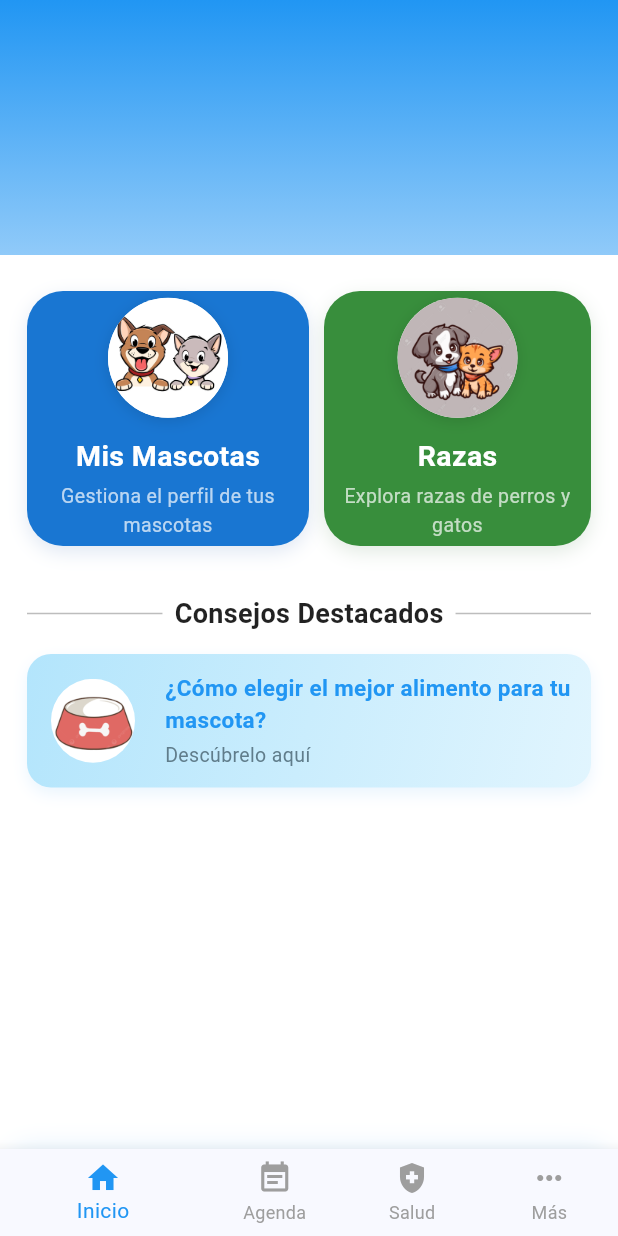
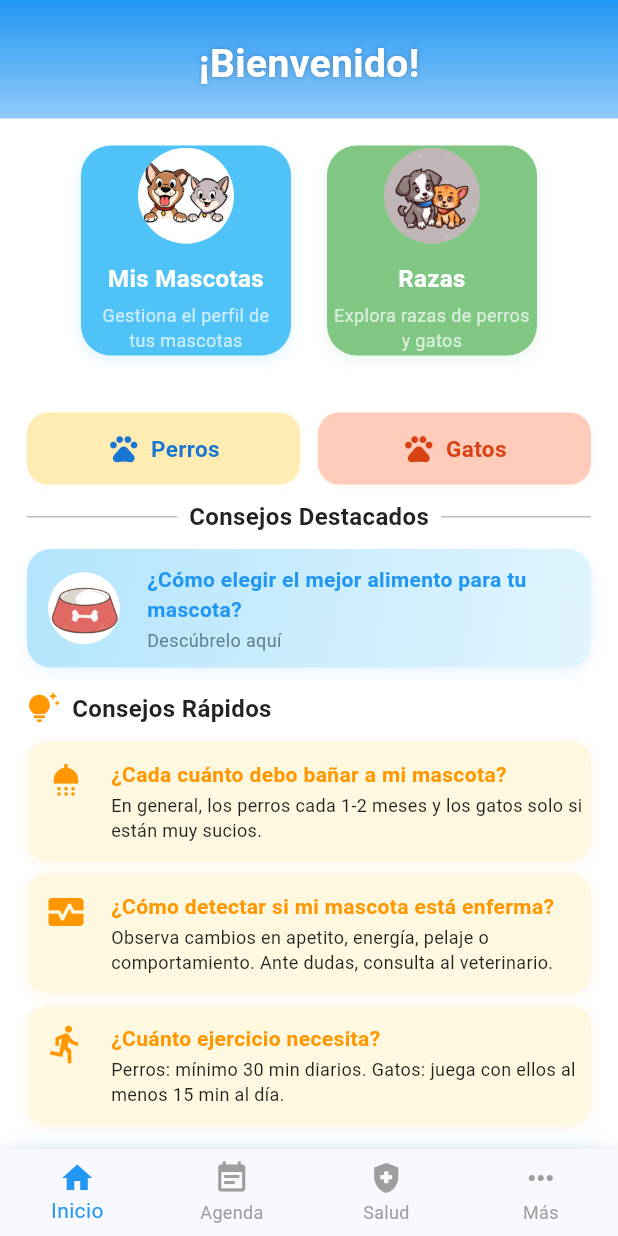
Before and after one commit to bassamasfur/MascotaApp, a Flutter app: the screen it shows after launch, on a phone screen of 412 x 824 dp. Run offline on Flutter 3.47's test engine with Material 3 defaults, Android fonts, the phone set to English and light mode, and no system bars; our stand-ins replace image_picker, shared_preferences.

Commit message:
fix: mover _QuickTipCard fuera de _HomeCard y limpiar estructura de clases en welcome_screen.dart

```diff
--- a/lib/welcome_screen.dart
+++ b/lib/welcome_screen.dart
@@ -10,13 +10,16 @@ class WelcomeScreen extends StatelessWidget {
       body: SafeArea(
         child: SingleChildScrollView(
           child: Column(
-            mainAxisSize: MainAxisSize.min,
             crossAxisAlignment: CrossAxisAlignment.stretch,
             children: [
-              // Fondo decorativo superior
+              // Header compacto y moderno
               Container(
-                height: 170,
-                width: double.infinity,
+                padding: const EdgeInsets.only(
+                  top: 24,
+                  left: 0,
+                  right: 0,
+                  bottom: 18,
+                ),
                 decoration: const BoxDecoration(
                   gradient: LinearGradient(
                     begin: Alignment.topCenter,
@@ -24,162 +27,79 @@ class WelcomeScreen extends StatelessWidget {
                     colors: [Color(0xFF2196F3), Color(0xFF90CAF9)],
                   ),
                 ),
-                child: Column(
-                  mainAxisAlignment: MainAxisAlignment.center,
-                  children: [const SizedBox(height: 32)],
+                child: Center(
+                  child: Text(
+                    '¡Bienvenido!',
+                    style: TextStyle(
+                      fontSize: 26,
+                      fontWeight: FontWeight.bold,
+                      color: Colors.white,
+                      shadows: [Shadow(color: Colors.black26, blurRadius: 4)],
+                    ),
+                  ),
                 ),
               ),
-              const SizedBox(height: 24),
+              const SizedBox(height: 18),
+              // Accesos rápidos
+              Row(
+                mainAxisAlignment: MainAxisAlignment.center,
+                children: [
+                  _HomeCard(
+                    title: 'Mis Mascotas',
+                    subtitle: 'Gestiona el perfil de tus mascotas',
+                    color: Color(0xFF4FC3F7),
+                    image: 'assets/icons/cat.png',
+                    onTap: () => Navigator.pushNamed(context, '/pets'),
+                    cardWidth: 140,
+                    cardHeight: 140,
+                    imageSize: 64,
+                  ),
+                  const SizedBox(width: 20),
+                  _HomeCard(
+                    title: 'Razas',
+                    subtitle: 'Explora razas de perros y gatos',
+                    color: Color(0xFF81C784),
+                    image: 'assets/icons/dog.png',
+                    onTap: () => Navigator.pushNamed(context, '/breeds'),
+                    cardWidth: 140,
+                    cardHeight: 140,
+                    imageSize: 64,
+                  ),
+                ],
+              ),
+              const SizedBox(height: 28),
+              // Botones de especie
               Padding(
-                padding: const EdgeInsets.symmetric(horizontal: 18.0),
+                padding: const EdgeInsets.symmetric(
+                  horizontal: 18,
+                  vertical: 10,
+                ),
                 child: Row(
                   children: [
-                    Expanded(
-                      child: GestureDetector(
-                        onTap: () => Navigator.pushNamed(context, '/pets'),
-                        child: Container(
-                          height: 170,
-                          decoration: BoxDecoration(
-                            color: Colors.blue.shade700,
-                            borderRadius: BorderRadius.circular(24),
-                            boxShadow: [
-                              BoxShadow(
-                                color: Colors.blue.shade900.withAlpha(
-                                  (0.13 * 255).toInt(),
-                                ),
-                                blurRadius: 10,
-                                offset: const Offset(0, 4),
-                              ),
-                            ],
-                          ),
-                          child: Column(
-                            mainAxisAlignment: MainAxisAlignment.center,
-                            children: [
-                              Container(
-                                decoration: BoxDecoration(
-                                  shape: BoxShape.circle,
-                                  color: Colors.white,
-                                  boxShadow: [
-                                    BoxShadow(
-                                      color: Colors.black12,
-                                      blurRadius: 8,
-                                      offset: const Offset(0, 2),
-                                    ),
-                                  ],
-                                ),
-                                child: ClipOval(
-                                  child: Image.asset(
-                                    'assets/icons/cat.png',
-                                    width: 80,
-                                    height: 80,
-                                    fit: BoxFit.contain,
-                                  ),
-                                ),
-                              ),
-                              const SizedBox(height: 12),
-                              Text(
-                                'Mis Mascotas',
-                                style: TextStyle(
-                                  fontWeight: FontWeight.bold,
-                                  color: Colors.white,
-                                  fontSize: 19,
-                                ),
-                              ),
-                              const SizedBox(height: 4),
-                              Padding(
-                                padding: EdgeInsets.symmetric(horizontal: 8.0),
-                                child: Text(
-                                  'Gestiona el perfil de tus mascotas',
-                                  style: TextStyle(
-                                    color: Colors.white70,
-                                    fontSize: 13,
-                                  ),
-                                  textAlign: TextAlign.center,
-                                  maxLines: 2,
-                                  overflow: TextOverflow.ellipsis,
-                                ),
-                              ),
-                            ],
-                          ),
-                        ),
-                      ),
+                    _SpeciesButton(
+                      icon: Icons.pets,
+                      label: 'Perros',
+                      color: Color(0xFFFFECB3),
+                      textColor: Color(0xFF1976D2),
+                      onTap: () {},
                     ),
-                    Expanded(
-                      child: GestureDetector(
-                        onTap: () => Navigator.pushNamed(context, '/breeds'),
-                        child: Container(
-                          height: 170,
-                          margin: const EdgeInsets.only(left: 10),
-                          decoration: BoxDecoration(
-                            color: Colors.green.shade700,
-                            borderRadius: BorderRadius.circular(24),
-                            boxShadow: [
-                              BoxShadow(
-                                color: Colors.green.shade900.withOpacity(0.13),
-                                blurRadius: 10,
-                                offset: const Offset(0, 4),
-                              ),
-                            ],
-                          ),
-                          child: Column(
-                            mainAxisAlignment: MainAxisAlignment.center,
-                            children: [
-                              Container(
-                                decoration: BoxDecoration(
-                                  shape: BoxShape.circle,
-                                  color: Colors.white,
-                                  boxShadow: [
-                                    BoxShadow(
-                                      color: Colors.black12,
-                                      blurRadius: 8,
-                                      offset: const Offset(0, 2),
-                                    ),
-                                  ],
-                                ),
-                                child: ClipOval(
-                                  child: Image.asset(
-                                    'assets/icons/dog.png',
-                                    width: 80,
-                                    height: 80,
-                                    fit: BoxFit.contain,
-                                  ),
-                                ),
-                              ),
-                              const SizedBox(height: 12),
-                              Text(
-                                'Razas',
-                                style: TextStyle(
-                                  fontWeight: FontWeight.bold,
-                                  color: Colors.white,
-                                  fontSize: 19,
-                                ),
-                              ),
-                              const SizedBox(height: 4),
-                              Padding(
-                                padding: EdgeInsets.symmetric(horizontal: 8.0),
-                                child: Text(
-                                  'Explora razas de perros y gatos',
-                                  style: TextStyle(
-                                    color: Colors.white70,
-                                    fontSize: 13,
-                                  ),
-                                  textAlign: TextAlign.center,
-                                  maxLines: 2,
-                                  overflow: TextOverflow.ellipsis,
-                                ),
-                              ),
-                            ],
-                          ),
-                        ),
-                      ),
+                    const SizedBox(width: 12),
+                    _SpeciesButton(
+                      icon: Icons.pets,
+                      label: 'Gatos',
+                      color: Color(0xFFFFCCBC),
+                      textColor: Color(0xFFD84315),
+                      onTap: () {},
                     ),
                   ],
                 ),
               ),
-              const SizedBox(height: 32),
-              // Consejos destacados (puedes personalizar o eliminar)
+              // Consejos destacados
               Padding(
-                padding: const EdgeInsets.symmetric(horizontal: 18.0),
+                padding: const EdgeInsets.symmetric(
+                  horizontal: 18.0,
+                  vertical: 0,
+                ),
                 child: Column(
                   crossAxisAlignment: CrossAxisAlignment.start,
                   children: [
@@ -195,7 +115,7 @@ class WelcomeScreen extends StatelessWidget {
                         Text(
                           'Consejos Destacados',
                           style: TextStyle(
-                            fontSize: 18,
+                            fontSize: 16,
                             fontWeight: FontWeight.bold,
                             color: Colors.black87,
                           ),
@@ -209,7 +129,7 @@ class WelcomeScreen extends StatelessWidget {
                         ),
                       ],
                     ),
-                    const SizedBox(height: 14),
+                    const SizedBox(height: 10),
                     Container(
                       width: double.infinity,
                       decoration: BoxDecoration(
@@ -232,12 +152,12 @@ class WelcomeScreen extends StatelessWidget {
                       child: Row(
                         children: [
                           Padding(
-                            padding: const EdgeInsets.all(16.0),
+                            padding: const EdgeInsets.all(14.0),
                             child: ClipOval(
                               child: Image.asset(
                                 'assets/icons/bowl.png',
-                                width: 56,
-                                height: 56,
+                                width: 48,
+                                height: 48,
                                 fit: BoxFit.contain,
                               ),
                             ),
@@ -245,7 +165,7 @@ class WelcomeScreen extends StatelessWidget {
                           Expanded(
                             child: Padding(
                               padding: const EdgeInsets.symmetric(
-                                vertical: 12.0,
+                                vertical: 10.0,
                                 horizontal: 4.0,
                               ),
                               child: Column(
@@ -255,16 +175,16 @@ class WelcomeScreen extends StatelessWidget {
                                     '¿Cómo elegir el mejor alimento para tu mascota?',
                                     style: TextStyle(
                                       fontWeight: FontWeight.bold,
-                                      fontSize: 15,
+                                      fontSize: 14,
                                       color: Colors.blue,
                                     ),
                                   ),
-                                  SizedBox(height: 4),
+                                  SizedBox(height: 2),
                                   Text(
                                     'Descúbrelo aquí',
                                     style: TextStyle(
                                       color: Colors.blueGrey,
-                                      fontSize: 13,
+                                      fontSize: 12,
                                     ),
                                   ),
                                 ],
@@ -277,7 +197,59 @@ class WelcomeScreen extends StatelessWidget {
                   ],
                 ),
               ),
-              const SizedBox(height: 32),
+              const SizedBox(height: 16),
+
+              // Consejos rápidos para el cuidado
+              Padding(
+                padding: const EdgeInsets.symmetric(
+                  horizontal: 18.0,
+                  vertical: 0,
+                ),
+                child: Column(
+                  crossAxisAlignment: CrossAxisAlignment.start,
+                  children: [
+                    Row(
+                      children: const [
+                        Icon(
+                          Icons.tips_and_updates,
+                          color: Colors.orange,
+                          size: 22,
+                        ),
+                        SizedBox(width: 8),
+                        Text(
+                          'Consejos Rápidos',
+                          style: TextStyle(
+                            fontSize: 16,
+                            fontWeight: FontWeight.bold,
+                            color: Colors.black87,
+                          ),
+                        ),
+                      ],
+                    ),
+                    const SizedBox(height: 10),
+                    _QuickTipCard(
+                      icon: Icons.shower,
+                      title: '¿Cada cuánto debo bañar a mi mascota?',
+                      tip:
+                          'En general, los perros cada 1-2 meses y los gatos solo si están muy sucios.',
+                    ),
+                    const SizedBox(height: 8),
+                    _QuickTipCard(
+                      icon: Icons.monitor_heart,
+                      title: '¿Cómo detectar si mi mascota está enferma?',
+                      tip:
+                          'Observa cambios en apetito, energía, pelaje o comportamiento. Ante dudas, consulta al veterinario.',
+                    ),
+                    const SizedBox(height: 8),
+                    _QuickTipCard(
+                      icon: Icons.directions_run,
+                      title: '¿Cuánto ejercicio necesita?',
+                      tip:
+                          'Perros: mínimo 30 min diarios. Gatos: juega con ellos al menos 15 min al día.',
+                    ),
+                  ],
+                ),
+              ),
             ],
           ),
         ),
@@ -300,6 +272,7 @@ class WelcomeScreen extends StatelessWidget {
         child: BottomNavigationBar(
           currentIndex: 0,
           onTap: (index) {},
+          type: BottomNavigationBarType.fixed,
           items: const [
             BottomNavigationBarItem(icon: Icon(Icons.home), label: 'Inicio'),
             BottomNavigationBarItem(
@@ -320,3 +293,200 @@ class WelcomeScreen extends StatelessWidget {
     );
   }
 }
+
+// Tarjeta principal de acceso rápido
+class _HomeCard extends StatelessWidget {
+  final String title;
+  final String subtitle;
+  final Color color;
+  final String image;
+  final VoidCallback onTap;
+  final double cardWidth;
+  final double cardHeight;
+  final double imageSize;
+  const _HomeCard({
+    required this.title,
+    required this.subtitle,
+    required this.color,
+    required this.image,
+    required this.onTap,
+    this.cardWidth = 110,
+    this.cardHeight = 110,
+    this.imageSize = 48,
+  });
+
+  @override
+  Widget build(BuildContext context) {
+    return GestureDetector(
+      onTap: onTap,
+      child: Container(
+        width: cardWidth,
+        height: cardHeight,
+        margin: const EdgeInsets.symmetric(horizontal: 2),
+        decoration: BoxDecoration(
+          color: color,
+          borderRadius: BorderRadius.circular(20),
+          boxShadow: [
+            BoxShadow(
+              color: color.withAlpha((0.18 * 255).toInt()),
+              blurRadius: 8,
+              offset: const Offset(0, 3),
+            ),
+          ],
+        ),
+        child: Column(
+          mainAxisAlignment: MainAxisAlignment.center,
+          children: [
+            ClipOval(
+              child: Image.asset(
+                image,
+                width: imageSize,
+                height: imageSize,
+                fit: BoxFit.contain,
+              ),
+            ),
+            const SizedBox(height: 12),
+            Text(
+              title,
+              style: const TextStyle(
+                fontWeight: FontWeight.bold,
+                color: Colors.white,
+                fontSize: 16,
+              ),
+              textAlign: TextAlign.center,
+            ),
+            const SizedBox(height: 4),
+            Padding(
+              padding: const EdgeInsets.symmetric(horizontal: 4.0),
+              child: Text(
+                subtitle,
+                style: const TextStyle(color: Colors.white70, fontSize: 12),
+                textAlign: TextAlign.center,
+                maxLines: 2,
+                overflow: TextOverflow.ellipsis,
+              ),
+            ),
+          ],
+        ),
+      ),
+    );
+  }
+}
+
+// Tarjeta de consejo rápido
+class _QuickTipCard extends StatelessWidget {
+  final IconData icon;
+  final String title;
+  final String tip;
+  const _QuickTipCard({
+    required this.icon,
+    required this.title,
+    required this.tip,
+    Key? key,
+  }) : super(key: key);
+  @override
+  Widget build(BuildContext context) {
+    return Container(
+      width: double.infinity,
+      decoration: BoxDecoration(
+        color: const Color(0xFFFFF8E1),
+        borderRadius: BorderRadius.circular(14),
+        boxShadow: [
+          BoxShadow(
+            color: Colors.orange.withAlpha((0.10 * 255).toInt()),
+            blurRadius: 6,
+            offset: const Offset(0, 2),
+          ),
+        ],
+      ),
+      child: Row(
+        crossAxisAlignment: CrossAxisAlignment.start,
+        children: [
+          Padding(
+            padding: const EdgeInsets.all(12.0),
+            child: Icon(icon, color: Colors.orange, size: 28),
+          ),
+          Expanded(
+            child: Padding(
+              padding: const EdgeInsets.symmetric(
+                vertical: 12.0,
+                horizontal: 4.0,
+              ),
+              child: Column(
+                crossAxisAlignment: CrossAxisAlignment.start,
+                children: [
+                  Text(
+                    title,
+                    style: const TextStyle(
+                      fontWeight: FontWeight.bold,
+                      fontSize: 14,
+                      color: Colors.orange,
+                    ),
+                  ),
+                  const SizedBox(height: 2),
+                  Text(
+                    tip,
+                    style: const TextStyle(color: Colors.black87, fontSize: 12),
+                  ),
+                ],
+              ),
+            ),
+          ),
+        ],
+      ),
+    );
+  }
+}
+
+// Botón de especie
+class _SpeciesButton extends StatelessWidget {
+  final IconData icon;
+  final String label;
+  final Color color;
+  final Color textColor;
+  final VoidCallback onTap;
+  const _SpeciesButton({
+    required this.icon,
+    required this.label,
+    required this.color,
+    required this.textColor,
+    required this.onTap,
+  });
+  @override
+  Widget build(BuildContext context) {
+    return Expanded(
+      child: GestureDetector(
+        onTap: onTap,
+        child: Container(
+          height: 48,
+          decoration: BoxDecoration(
+            color: color,
+            borderRadius: BorderRadius.circular(14),
+            boxShadow: [
+              BoxShadow(
+                color: color.withAlpha((0.13 * 255).toInt()),
+                blurRadius: 4,
+                offset: const Offset(0, 2),
+              ),
+            ],
+          ),
+          child: Row(
+            mainAxisAlignment: MainAxisAlignment.center,
+            children: [
+              Icon(icon, color: textColor, size: 22),
+              const SizedBox(width: 7),
+              Text(
+                label,
+                style: TextStyle(
+                  color: textColor,
+                  fontWeight: FontWeight.bold,
+                  fontSize: 15,
+                ),
+              ),
+            ],
+          ),
+        ),
+      ),
+    );
+  }
+}
```
